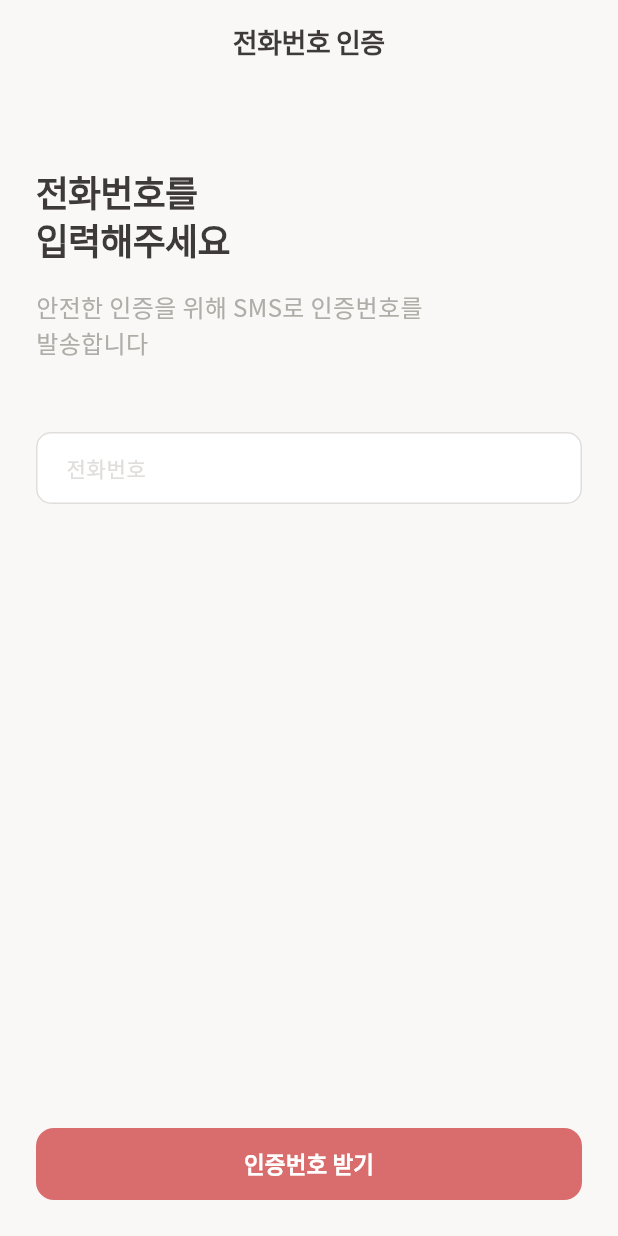
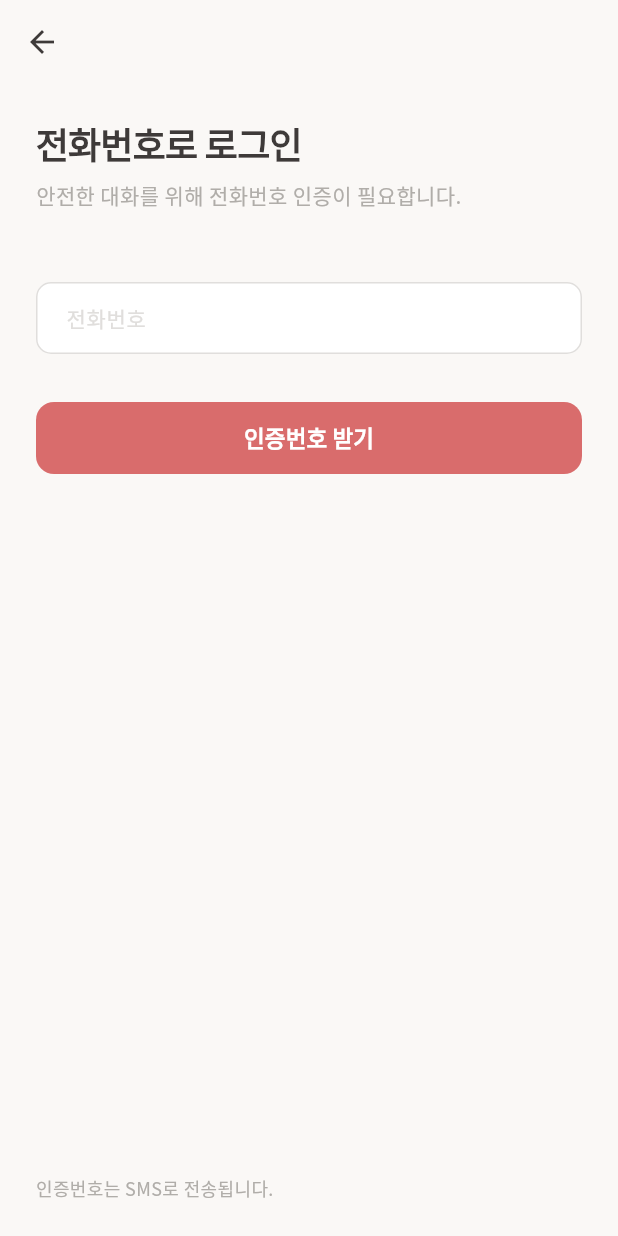
Before and after one commit to SaraHan774/flutter-application-root, a Flutter app: the PhoneAuthPage screen opened by its route, on a phone screen of 412 x 824 dp. Run offline on Flutter 3.47's test engine with Material 3 defaults, Android fonts, the phone set to English and light mode, and no system bars; our stand-ins replace cloud_firestore, equatable, firebase_auth, firebase_core, firebase_messaging, flutter_dotenv and 4 more; accounts and stored records are empty; generated files the repository leaves out were written again.

Commit message:
feat: complete Phase 6 and migrate Android build to Kotlin DSL
- Complete Phase 6: Presentation layer authentication screens
  - Add user_provider.dart for user state management
  - Add auth_error_dialog.dart for consistent error handling
  - Update phone_auth_page.dart and otp_verification_page.dart with design system
  - Fix GoRouter query parameter passing
  - Update UpdateUserProfileUseCase to use named parameters

- Migrate Android build configuration to Kotlin DSL
  - Convert build.gradle files to .kts format
  - Update Gradle version to 8.9
  - Fix app_plugin_loader Gradle plugin error
  - Update NDK version and minSdk to 23 for Firebase compatibility

- Add INTERNET permission to AndroidManifest.xml
  - Fix SecurityException for network operations
  - Add ACCESS_NETWORK_STATE permission

- Update design system colors with direct getters
- Update task.md to mark Phase 6 as completed

```diff
--- a/lib/presentation/pages/auth/phone_auth_page.dart
+++ b/lib/presentation/pages/auth/phone_auth_page.dart
@@ -5,6 +5,7 @@ import 'package:go_router/go_router.dart';
 import '../../../core/core.dart';
 import '../../../shared/shared.dart';
 import '../../providers/auth_provider.dart';
+import '../../widgets/auth_error_dialog.dart';
 
 /// 전화번호 인증 페이지
 class PhoneAuthPage extends ConsumerStatefulWidget {
@@ -48,28 +49,22 @@ class _PhoneAuthPageState extends ConsumerState<PhoneAuthPage> {
             backgroundColor: Colors.green,
           ),
         );
+
+        // OTP 인증 페이지로 이동 (쿼리 파라미터 전달)
+        context.go(
+          '${AppRoutes.otpVerification}?phoneNumber=$phoneNumber&verificationId=$_verificationId',
+        );
       }
     } catch (e) {
       if (mounted) {
-        ScaffoldMessenger.of(context).showSnackBar(
-          SnackBar(
-            content: Text(e.toString()),
-            backgroundColor: HandamColors.errorLight,
-          ),
+        // 에러를 Failure 객체로 변환하여 다이얼로그 표시
+        final failure = e is Failure ? e : UnknownFailure(e.toString());
+        await AuthErrorDialogHelper.showErrorFromFailure(
+          context,
+          failure,
+          onRetry: _sendVerificationCode,
         );
       }
-    }
-  }
-
-  void _onNextPressed() {
-    if (_isCodeSent) {
-      // OTP 확인 페이지로 이동
-      context.go(AppRoutes.otpVerification, extra: {
-        'phoneNumber': _phoneController.text.trim(),
-        'verificationId': _verificationId,
-      });
-    } else {
-      _sendVerificationCode();
     }
   }
 
@@ -78,37 +73,36 @@ class _PhoneAuthPageState extends ConsumerState<PhoneAuthPage> {
     final authState = ref.watch(authNotifierProvider);
 
     return Scaffold(
+      backgroundColor: HandamColors.background,
       appBar: AppBar(
-        title: Text('전화번호 인증'),
-        backgroundColor: Colors.transparent,
+        backgroundColor: HandamColors.background,
         elevation: 0,
+        leading: IconButton(
+          icon: Icon(Icons.arrow_back, color: HandamColors.textDefault),
+          onPressed: () => context.pop(),
         ),
-      body: SafeArea(
-        child: Padding(
+      ),
+      body: Padding(
         padding: const EdgeInsets.all(24.0),
         child: Form(
           key: _formKey,
           child: Column(
             crossAxisAlignment: CrossAxisAlignment.start,
             children: [
-                const SizedBox(height: 32),
-
               // 제목
               Text(
-                  '전화번호를\n입력해주세요',
-                  style: HandamTypography.headline1,
-                ),
-
-                const SizedBox(height: 16),
-
-                // 설명
-                Text(
-                  '안전한 인증을 위해 SMS로 인증번호를\n발송합니다',
-                  style: HandamTypography.body1.copyWith(
-                    color: HandamColors.textSecondaryLight,
+                '전화번호로 로그인',
+                style: HandamTypography.headline1.copyWith(
+                  color: HandamColors.textDefault,
                 ),
               ),
-
+              const SizedBox(height: 8),
+              Text(
+                '안전한 대화를 위해 전화번호 인증이 필요합니다.',
+                style: HandamTypography.body2.copyWith(
+                  color: HandamColors.textSecondary,
+                ),
+              ),
               const SizedBox(height: 48),
 
               // 전화번호 입력 필드
@@ -123,34 +117,36 @@ class _PhoneAuthPageState extends ConsumerState<PhoneAuthPage> {
                 ],
                 validator: (value) {
                   if (value == null || value.isEmpty) {
-                      return '전화번호를 입력해주세요';
+                    return '전화번호를 입력해주세요.';
                   }
                   if (value.length < 10) {
-                      return '올바른 전화번호를 입력해주세요';
+                    return '올바른 전화번호를 입력해주세요.';
                   }
                   return null;
                 },
               ),
+              const SizedBox(height: 32),
 
-                const SizedBox(height: 24),
-
-                // 인증번호 전송 상태 표시
-                if (_isCodeSent)
-                  Container(
-                    padding: const EdgeInsets.all(12),
-                    decoration: BoxDecoration(
-                      color: Colors.green.withOpacity(0.1),
-                      borderRadius: BorderRadius.circular(8),
-                                              border: Border.all(color: Colors.green),
+              // 인증번호 전송 버튼
+              authState.when(
+                data: (_) => HandamPrimaryButton(
+                  onPressed: _isCodeSent ? null : _sendVerificationCode,
+                  text: _isCodeSent ? '인증번호 전송됨' : '인증번호 받기',
                 ),
-                    child: Row(
+                loading: () => const Center(
+                  child: CircularProgressIndicator(),
+                ),
+                error: (error, stackTrace) => Column(
                   children: [
-                        Icon(Icons.check_circle, color: Colors.green, size: 20),
-                        const SizedBox(width: 8),
+                    HandamPrimaryButton(
+                      onPressed: _sendVerificationCode,
+                      text: '다시 시도',
+                    ),
+                    const SizedBox(height: 16),
                     Text(
-                          '인증번호가 전송되었습니다',
-                          style: HandamTypography.body2.copyWith(
-                            color: Colors.green,
+                      '인증번호 전송에 실패했습니다.',
+                      style: HandamTypography.body3.copyWith(
+                        color: HandamColors.errorLight,
                       ),
                     ),
                   ],
@@ -159,26 +155,15 @@ class _PhoneAuthPageState extends ConsumerState<PhoneAuthPage> {
 
               const Spacer(),
 
-                // 다음 버튼
-                SizedBox(
-                  width: double.infinity,
-                  child: authState.when(
-                    loading: () => const HandamPrimaryButton(
-                      onPressed: null,
-                      text: '처리 중...',
+              // 하단 안내 텍스트
+              Text(
+                '인증번호는 SMS로 전송됩니다.',
+                style: HandamTypography.caption.copyWith(
+                  color: HandamColors.textSecondary,
                 ),
-                    error: (error, stack) => HandamPrimaryButton(
-                      onPressed: _onNextPressed,
-                      text: _isCodeSent ? '다음' : '인증번호 받기',
-                    ),
-                    data: (user) => HandamPrimaryButton(
-                      onPressed: _onNextPressed,
-                      text: _isCodeSent ? '다음' : '인증번호 받기',
-                    ),
-                  ),
+                textAlign: TextAlign.center,
               ),
             ],
-            ),
           ),
         ),
       ),
--- a/lib/presentation/presentation.dart
+++ b/lib/presentation/presentation.dart
@@ -3,3 +3,4 @@ export 'pages/onboarding/onboarding_page.dart';
 export 'pages/auth/phone_auth_page.dart';
 export 'pages/auth/otp_verification_page.dart';
 export 'providers/auth_provider.dart';
+export 'widgets/auth_error_dialog.dart';
--- a/lib/shared/design_system/colors.dart
+++ b/lib/shared/design_system/colors.dart
@@ -29,6 +29,17 @@ class HandamColors {
   static const Color errorDark = Color(0xFFFF6B6B); // Soft Alert Red
   static const Color outlineDark = Color(0xFF4A4846); // Dark Border
   static const Color emotionChipDark = Color(0xFF3A3836); // Dark Emotion Chip
+
+  // 현재 테마에 따른 색상 접근자 (기본값은 Light 테마)
+  static Color get primary => primaryLight;
+  static Color get secondary => secondaryLight;
+  static Color get accent => accentLight;
+  static Color get background => backgroundLight;
+  static Color get surface => surfaceLight;
+  static Color get textDefault => textDefaultLight;
+  static Color get textSecondary => textSecondaryLight;
+  static Color get error => errorLight;
+  static Color get outline => outlineLight;
 
   /// Light Theme ColorScheme
   static const ColorScheme lightColorScheme = ColorScheme(
```
Also changed, not shown: lib/core/router/app_router.dart (+11 -3 lines), lib/domain/usecases/user/update_user_profile.dart (+23 -2 lines), lib/presentation/pages/auth/otp_verification_page.dart (+96 -83 lines), lib/presentation/providers/user_provider.dart (added, +104 -0 lines), lib/presentation/widgets/auth_error_dialog.dart (added, +256 -0 lines), lib/core/di/service_locator.g.dart, lib/presentation/providers/user_provider.g.dart, 9 other files. Lines whose indentation alone changed are shown as unchanged.
